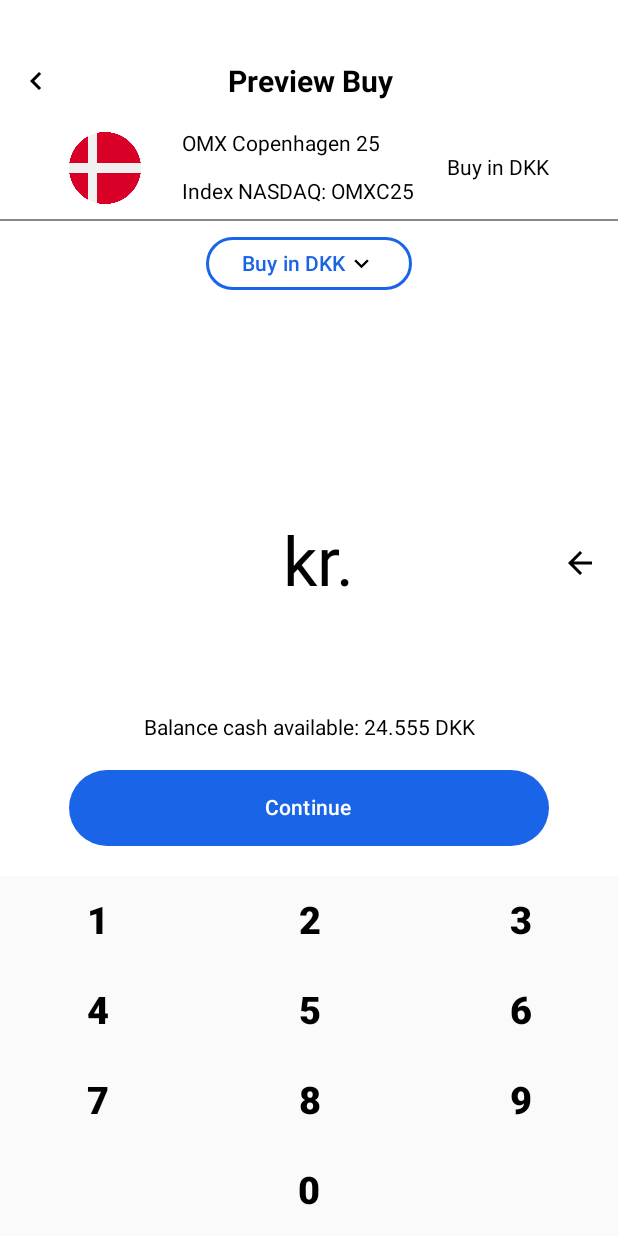
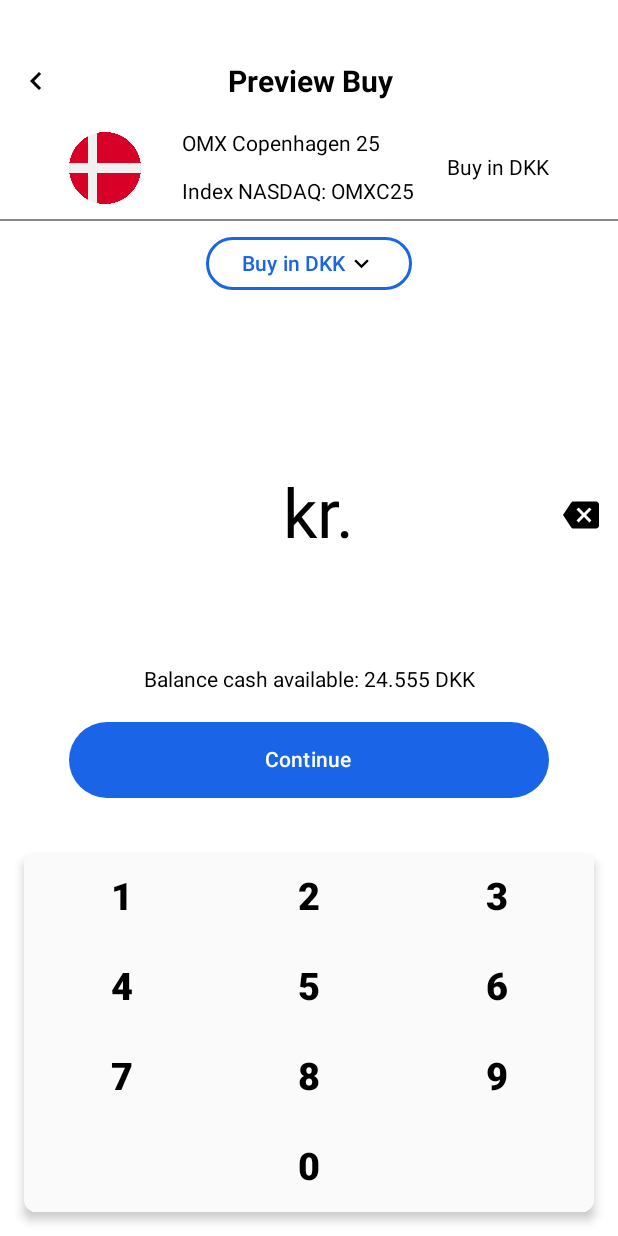
Before and after one commit to Johansogaard/stockApp, an Android app built with Jetpack Compose: the @Preview function BuyScreenPreview, on a phone screen of 412 x 824 dp. Run offline under Robolectric (Android 15) with nearby library versions, the phone set to English and light mode, and no system bars.

Commit message:
BuyScreen1:added final backspace button. also added shadow behind numpad. looks amazing.

```diff
--- a/app/src/main/java/com/example/stockapp/screens/BuyScreen1.kt
+++ b/app/src/main/java/com/example/stockapp/screens/BuyScreen1.kt
@@ -10,14 +10,11 @@ import androidx.compose.ui.graphics.Color
 import androidx.compose.ui.unit.dp
 import androidx.compose.ui.unit.sp
 
-import androidx.compose.foundation.border
-import androidx.compose.foundation.focusable
 import androidx.compose.foundation.interaction.MutableInteractionSource
 import androidx.compose.foundation.interaction.collectIsPressedAsState
 import androidx.compose.foundation.layout.Arrangement
 import androidx.compose.foundation.layout.Box
 import androidx.compose.foundation.layout.Column
-import androidx.compose.foundation.layout.IntrinsicSize
 import androidx.compose.foundation.layout.Row
 import androidx.compose.foundation.layout.Spacer
 import androidx.compose.foundation.layout.fillMaxHeight
@@ -30,12 +27,7 @@ import androidx.compose.foundation.layout.size
 import androidx.compose.foundation.layout.width
 import androidx.compose.foundation.layout.wrapContentWidth
 import androidx.compose.foundation.shape.RoundedCornerShape
-import androidx.compose.foundation.text.BasicTextField
-import androidx.compose.foundation.text.KeyboardActions
-import androidx.compose.foundation.text.KeyboardOptions
 import androidx.compose.material.icons.Icons
-import androidx.compose.material.icons.filled.ArrowBack
-import androidx.compose.material.icons.filled.Delete
 import androidx.compose.material.icons.filled.KeyboardArrowDown
 
 import androidx.compose.material3.Icon
@@ -46,29 +38,22 @@ import androidx.compose.runtime.mutableStateOf
 import androidx.compose.runtime.remember
 import androidx.compose.runtime.setValue
 import androidx.compose.ui.Alignment
-import androidx.compose.ui.text.TextStyle
 import androidx.compose.ui.text.font.FontWeight
 
 import androidx.compose.ui.tooling.preview.Preview
 import androidx.navigation.NavController
 import androidx.navigation.compose.rememberNavController
 import androidx.compose.material.icons.filled.KeyboardArrowLeft
+
 import androidx.compose.material3.Divider
-import androidx.compose.material3.ExperimentalMaterial3Api
-import androidx.compose.runtime.DisposableEffect
+import androidx.compose.material3.Surface
 import androidx.compose.runtime.LaunchedEffect
 import androidx.compose.runtime.withFrameNanos
-import androidx.compose.ui.ExperimentalComposeUiApi
 import androidx.compose.ui.draw.alpha
-import androidx.compose.ui.focus.FocusRequester
-import androidx.compose.ui.focus.focusRequester
-import androidx.compose.ui.focus.onFocusChanged
 import androidx.compose.ui.graphics.RectangleShape
-import androidx.compose.ui.graphics.SolidColor
 import androidx.compose.ui.platform.LocalConfiguration
-import androidx.compose.ui.platform.LocalSoftwareKeyboardController
 import androidx.compose.ui.res.painterResource
-import androidx.compose.ui.text.input.ImeAction
+import androidx.compose.ui.text.font.FontStyle
 import androidx.compose.ui.text.style.TextAlign
 import com.example.stockapp.data.Screen
 
@@ -220,50 +205,40 @@ fun BuyLayout1(navController: NavController)
 
 @Composable
 fun Numpad(onDigitClick: (Int) -> Unit) {
-    Column(
+    // Container with rounded corners and elevation
+    Surface(
         modifier = Modifier
             .fillMaxWidth()
-            .background(Color(0xFFFAFAFA)),
-        horizontalAlignment = Alignment.CenterHorizontally,
+            .padding(16.dp), // Adjust the padding as needed
+        shape = RoundedCornerShape(8.dp), // Adjust the corner size as needed
+        color = Color(0xFFFAFAFA), // Adjust the background color as needed
+        shadowElevation = 4.dp // Adjust the elevation as needed
     ) {
-        Row(
-            modifier = Modifier.fillMaxWidth(),
-            horizontalArrangement = Arrangement.SpaceBetween
+        Column(
+            horizontalAlignment = Alignment.CenterHorizontally,
         ) {
-            NumpadButton(NUMPAD_BUTTON_ONE, onDigitClick)
-            NumpadButton(NUMPAD_BUTTON_TWO, onDigitClick)
-            NumpadButton(NUMPAD_BUTTON_THREE, onDigitClick)
-        }
-        Row(
-            modifier = Modifier.fillMaxWidth(),
-            horizontalArrangement = Arrangement.SpaceBetween
-        ) {
-            NumpadButton(NUMPAD_BUTTON_FOUR, onDigitClick)
-            NumpadButton(NUMPAD_BUTTON_FIVE, onDigitClick)
-            NumpadButton(NUMPAD_BUTTON_SIX, onDigitClick)
-        }
-        Row(
-            modifier = Modifier.fillMaxWidth(),
-            horizontalArrangement = Arrangement.SpaceBetween
-        ) {
-            NumpadButton(NUMPAD_BUTTON_SEVEN, onDigitClick)
-            NumpadButton(NUMPAD_BUTTON_EIGHT, onDigitClick)
-            NumpadButton(NUMPAD_BUTTON_NINE, onDigitClick)
-        }
-        Row(
-            modifier = Modifier
-                .fillMaxWidth()
-                .padding(0.dp, 0.dp, 0.dp, 0.dp),
-            horizontalArrangement = Arrangement.SpaceBetween
-        ) {
-            Spacer(modifier = Modifier.weight(0.5f))
-            NumpadButton(NUMPAD_BUTTON_ZERO, onDigitClick)
-            Spacer(modifier = Modifier.weight(0.5f))
+            NumpadRow(onDigitClick, NUMPAD_BUTTON_ONE, NUMPAD_BUTTON_TWO, NUMPAD_BUTTON_THREE)
+            NumpadRow(onDigitClick, NUMPAD_BUTTON_FOUR, NUMPAD_BUTTON_FIVE, NUMPAD_BUTTON_SIX)
+            NumpadRow(onDigitClick, NUMPAD_BUTTON_SEVEN, NUMPAD_BUTTON_EIGHT, NUMPAD_BUTTON_NINE)
+            NumpadRow(onDigitClick, null, NUMPAD_BUTTON_ZERO, null)
         }
     }
 }
-
-
+@Composable
+fun NumpadRow(onDigitClick: (Int) -> Unit, vararg digits: Int?) {
+    Row(
+        modifier = Modifier.fillMaxWidth(),
+        horizontalArrangement = Arrangement.SpaceEvenly // This will space the buttons evenly
+    ) {
+        digits.forEach { digit ->
+            if (digit != null) {
+                NumpadButton(digit, onDigitClick)
+            } else {
+                Spacer(modifier = Modifier.width(120.dp).height(60.dp)) // Empty space for alignment
+            }
+        }
+    }
+}
 
 
 
@@ -279,7 +254,7 @@ fun NumpadButton(digit: Int, onClick: (Int) -> Unit) {
 
     Button(
         onClick = { onClick(digit) },
-        modifier = Modifier.width(130.dp).height(60.dp).padding(0.dp, 0.dp, 0.dp, 0.dp)
+        modifier = Modifier.width(120.dp).height(60.dp).padding(0.dp, 0.dp, 0.dp, 0.dp)
         ,
         shape= RectangleShape,
         colors = ButtonDefaults.buttonColors(
@@ -310,7 +285,7 @@ fun CustomTextField(value: String,onValueChange: (String) -> Unit) {
         ) {
             Box(
                 modifier = Modifier
-                    .weight(0.1f)
+                    .width(60.dp)
                     .fillMaxHeight()
             )
             Box(
@@ -329,7 +304,8 @@ fun CustomTextField(value: String,onValueChange: (String) -> Unit) {
                         fontSize = 45.sp,
                         color = Color.Black,
                         textAlign = TextAlign.End,
-                        modifier = Modifier.wrapContentWidth()
+                        modifier = Modifier.wrapContentWidth(),
+                        style = androidx.compose.ui.text.TextStyle(fontStyle = FontStyle.Normal)
                     )
                     Text(
                         text = "|",
@@ -337,7 +313,10 @@ fun CustomTextField(value: String,onValueChange: (String) -> Unit) {
                         color = Color.Black,
                         modifier = Modifier
                             .wrapContentWidth()
-                            .blink()
+                            .blink(),
+                        style = androidx.compose.ui.text.TextStyle(fontStyle = FontStyle.Normal)
+
+
                     )
 
                     Text(
@@ -345,22 +324,23 @@ fun CustomTextField(value: String,onValueChange: (String) -> Unit) {
                         fontSize = 45.sp,
                         color = Color.Black,
                         textAlign = TextAlign.End,
-                        modifier = Modifier.wrapContentWidth()
+                        modifier = Modifier.wrapContentWidth(),
+                        style = androidx.compose.ui.text.TextStyle(fontStyle = FontStyle.Normal)
+
                     )
 
                 }
             }
             Box(
                 modifier = Modifier
-                    .weight(0.1f)
+                    .width(60.dp)
                     .fillMaxHeight(),
                 contentAlignment = Alignment.Center
             ) {
                 IconButton(onClick = {onValueChange(value.dropLast(1))
                 }) {
 
-                Icon(Icons.Default.ArrowBack, contentDescription = "Delete")
-                }
+                    Icon(painter = painterResource(id = R.drawable.baseline_backspace_24), contentDescription = "Delete",modifier=Modifier.padding(start = 10.dp))                }
 
             }
         }
--- /dev/null
+++ b/app/src/main/res/drawable/baseline_backspace_24.xml
@@ -0,0 +1,5 @@
+<vector android:autoMirrored="true" android:height="24dp"
+    android:tint="#030303" android:viewportHeight="24"
+    android:viewportWidth="24" android:width="24dp" xmlns:android="http://schemas.android.com/apk/res/android">
+    <path android:fillColor="@android:color/white" android:pathData="M22,3L7,3c-0.69,0 -1.23,0.35 -1.59,0.88L0,12l5.41,8.11c0.36,0.53 0.9,0.89 1.59,0.89h15c1.1,0 2,-0.9 2,-2L24,5c0,-1.1 -0.9,-2 -2,-2zM19,15.59L17.59,17 14,13.41 10.41,17 9,15.59 12.59,12 9,8.41 10.41,7 14,10.59 17.59,7 19,8.41 15.41,12 19,15.59z"/>
+</vector>
```
